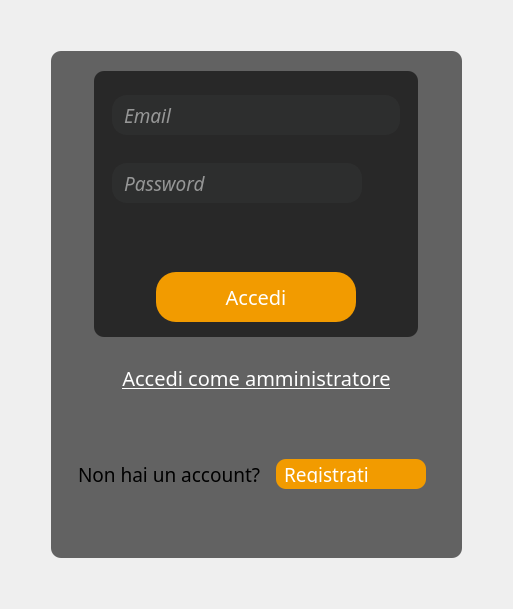
chritianchiappa/progetto_panificio, file projectIS/home/view/vistalogin2.ui: the form before one commit.
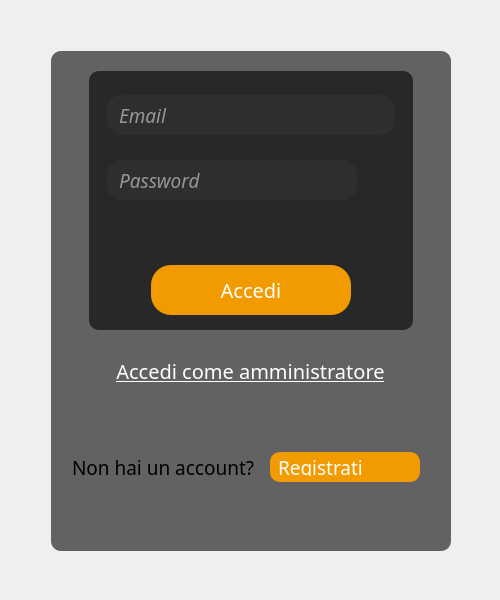
The form after the commit. Icons and pictures are not drawn.

The edit to the form file:
```diff
--- a/projectIS/home/view/vistalogin2.ui
+++ b/projectIS/home/view/vistalogin2.ui
@@ -6,8 +6,8 @@
    <rect>
     <x>0</x>
     <y>0</y>
-    <width>513</width>
-    <height>609</height>
+    <width>500</width>
+    <height>600</height>
    </rect>
   </property>
   <property name="sizePolicy">
```
